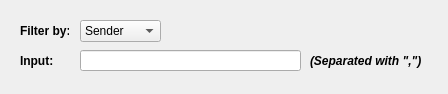
This is filter.ui in nhan925/mail_client as Qt 5 draws it before an edit. The edited form follows.
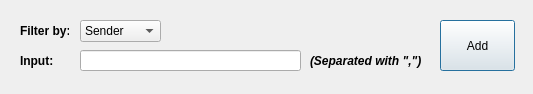
This is the edited form. Icons and pictures are not drawn.

Commit message: Add GUI and config files, data file

```diff
--- a/filter.ui
+++ b/filter.ui
@@ -6,19 +6,19 @@
    <rect>
     <x>0</x>
     <y>0</y>
-    <width>448</width>
+    <width>533</width>
     <height>94</height>
    </rect>
   </property>
   <property name="minimumSize">
    <size>
-    <width>448</width>
+    <width>533</width>
     <height>94</height>
    </size>
   </property>
   <property name="maximumSize">
    <size>
-    <width>448</width>
+    <width>533</width>
     <height>94</height>
    </size>
   </property>
@@ -125,6 +125,19 @@
     <string>(Separated with &quot;,&quot;)</string>
    </property>
   </widget>
+  <widget class="QPushButton" name="pushButton">
+   <property name="geometry">
+    <rect>
+     <x>440</x>
+     <y>20</y>
+     <width>75</width>
+     <height>51</height>
+    </rect>
+   </property>
+   <property name="text">
+    <string>Add</string>
+   </property>
+  </widget>
  </widget>
  <resources/>
  <connections/>
```
The commit also changes 7 other files.
